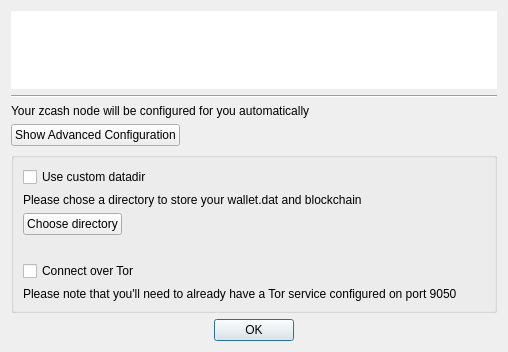
Qt form src/createzcashconfdialog.ui (z-bitcoinz/BitcoinZ_Blue) before a commit.
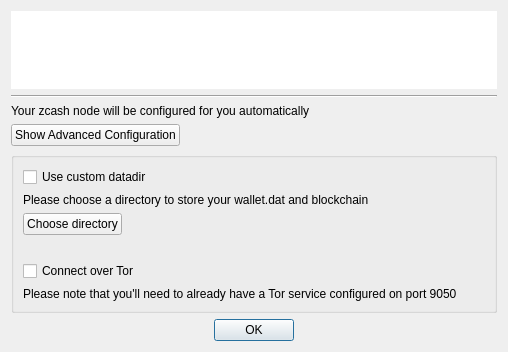
The same form after that commit. Custom widgets are drawn as their Qt base class.

Diff of the .ui file:
```diff
--- a/src/createzcashconfdialog.ui
+++ b/src/createzcashconfdialog.ui
@@ -106,7 +106,7 @@
       <item row="1" column="0">
        <widget class="QLabel" name="label_2">
         <property name="text">
-         <string>Please chose a directory to store your wallet.dat and blockchain</string>
+         <string>Please choose a directory to store your wallet.dat and blockchain</string>
         </property>
        </widget>
       </item>
```
